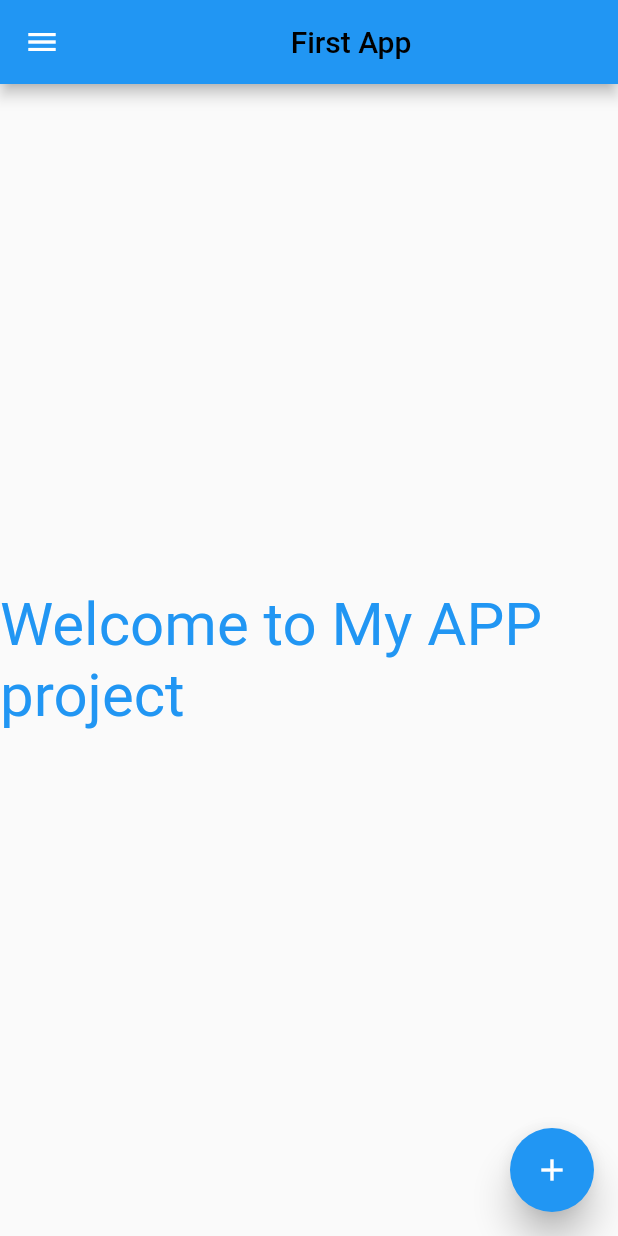
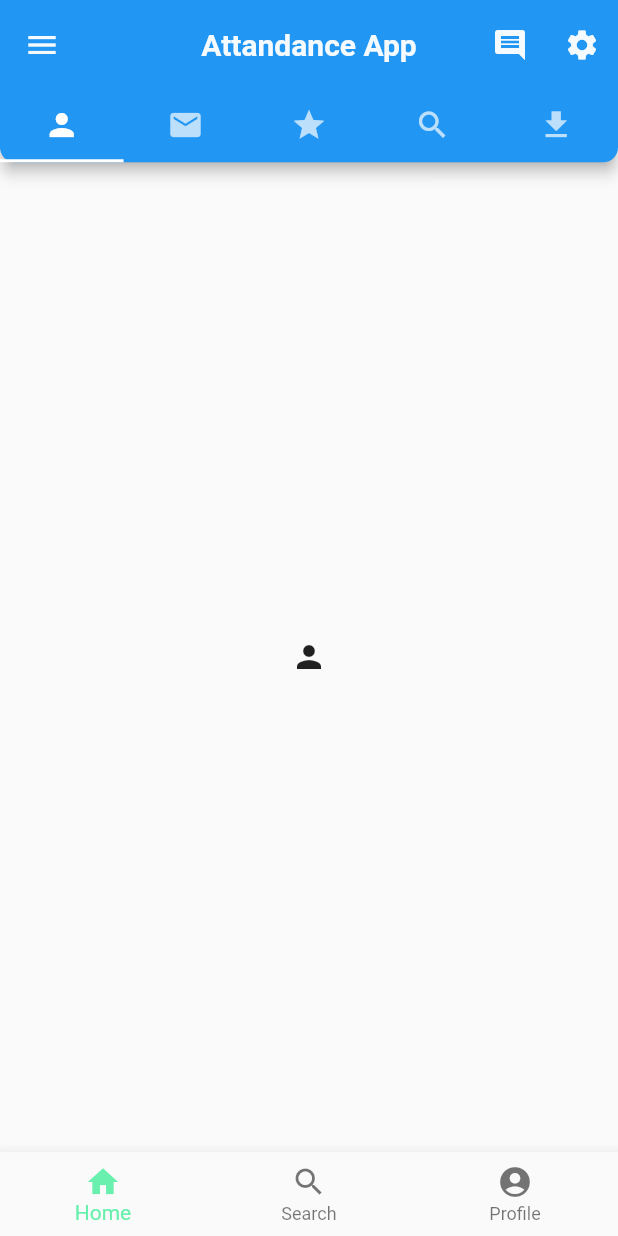
Before and after one commit to creativesufyan/Flutter_Learning, a Flutter app: the screen it shows after launch, on a phone screen of 412 x 824 dp. Run offline on Flutter 3.47's test engine with Material 2 defaults, Android fonts, the phone set to English and light mode, and no system bars.

```diff
--- a/lib/main.dart
+++ b/lib/main.dart
@@ -3,38 +3,164 @@ import 'package:flutter/material.dart';
 void main() => runApp(MyApp());
 
 class MyApp extends StatelessWidget {
+  final appTitle = "Attandance App";
+
   @override
   Widget build(BuildContext context) {
     return MaterialApp(
       debugShowCheckedModeBanner: false,
-      home: SafeArea(
+      home: MyHomePage(title: appTitle),
+    );
+  }
+}
+
+class MyHomePage extends StatelessWidget {
+  final String title;
+
+  const MyHomePage({Key? key, required this.title}) : super(key: key);
+
+  @override
+  Widget build(BuildContext context) {
+    return DefaultTabController(
+      length: 5,
       child: Scaffold(
         appBar: AppBar(
-            title: Center(
-              child: const Text(
-                "First App",
+          bottom: const TabBar(tabs: [
+            Tab(icon: Icon(Icons.person)),
+            Tab(icon: Icon(Icons.email)),
+            Tab(icon: Icon(Icons.grade)),
+            Tab(icon: Icon(Icons.search)),
+            Tab(icon: Icon(Icons.download)),
+          ]),
+          title: Text(
+            title,
             style: TextStyle(
-                  color: Colors.black,
-                  fontSize: 20.0,
+              fontSize: 20,
+              fontWeight: FontWeight.bold,
+            ),
+          ),
+          centerTitle: true,
+          toolbarHeight: 60.2,
+          toolbarOpacity: 0.8,
+          shape: const RoundedRectangleBorder(
+              borderRadius: BorderRadius.only(
+            bottomLeft: Radius.circular(10),
+            bottomRight: Radius.circular(10),
+          )),
+          backgroundColor: Colors.blue,
+          actions: <Widget>[
+            IconButton(
+              onPressed: () {},
+              icon: const Icon(Icons.comment),
+              tooltip: "Comment Icon",
+            ),
+            IconButton(
+              onPressed: () {},
+              icon: const Icon(Icons.settings),
+              tooltip: "Settings Icon",
+            ),
+          ],
+        ),
+        body: const TabBarView(
+          children: [
+            Icon(Icons.person),
+            Icon(Icons.email),
+            Icon(Icons.grade),
+            Icon(Icons.search),
+            Icon(Icons.download),
+          ],
+        ),
+        drawer: Drawer(
+          child: ListView(
+            padding: const EdgeInsets.all(0),
+            children: [
+              const DrawerHeader(
+                decoration: BoxDecoration(
+                  color: Colors.lightGreenAccent,
+                ),
+                child: UserAccountsDrawerHeader(
+                  decoration: BoxDecoration(color: Colors.green),
+                  accountName: Text(
+                    "Md.Abu Sufyan",
+                    style: TextStyle(fontSize: 18),
+                  ),
+                  accountEmail: Text("abusufyan421@gmail.com"),
+                  currentAccountPictureSize: Size.square(50),
+                  currentAccountPicture: CircleAvatar(
+                    backgroundColor: Color.fromARGB(255, 8, 8, 8),
+                    child: Text(
+                      "MAS",
+                      style: TextStyle(
+                        fontSize: 20,
+                        color: Colors.white,
                       ),
                     ),
                   ),
-            leading: Icon(Icons.menu),
-          ),
-          body: Center(
-            child: Text(
-              "Welcome to My APP project",
-              style: TextStyle(
-                color: Colors.blue,
-                fontSize: 40.0,
                 ),
               ),
+              ListTile(
+                title: const Text("My Profile"),
+                leading: const Icon(Icons.person),
+                onTap: () {
+                  Navigator.pop(context);
+                },
               ),
-          floatingActionButton: FloatingActionButton(
-            elevation: 10.0,
-            child: const Icon(Icons.add),
-            onPressed: () {},
+              ListTile(
+                title: const Text("My Course"),
+                leading: const Icon(Icons.book),
+                onTap: () {
+                  Navigator.pop(context);
+                },
               ),
+              ListTile(
+                title: const Text("Registration"),
+                leading: const Icon(Icons.app_registration),
+                onTap: () {
+                  Navigator.pop(context);
+                },
+              ),
+              ListTile(
+                title: const Text("Attandance"),
+                leading: const Icon(Icons.percent),
+                onTap: () {
+                  Navigator.pop(context);
+                },
+              ),
+              ListTile(
+                title: const Text("Edit Profile"),
+                leading: const Icon(Icons.edit),
+                onTap: () {
+                  Navigator.pop(context);
+                },
+              ),
+              ListTile(
+                title: const Text("LogOut"),
+                leading: const Icon(Icons.logout),
+                onTap: () {
+                  Navigator.pop(context);
+                },
+              ),
+            ],
+          ),
+        ),
+        bottomNavigationBar: BottomNavigationBar(
+          currentIndex: 0,
+          fixedColor: Colors.greenAccent,
+          items: const [
+            BottomNavigationBarItem(
+              label: "Home",
+              icon: Icon(Icons.home),
+            ),
+            BottomNavigationBarItem(
+              label: "Search",
+              icon: Icon(Icons.search),
+            ),
+            BottomNavigationBarItem(
+              label: "Profile",
+              icon: Icon(Icons.account_circle),
+            ),
+          ],
+          onTap: (int indexOfItem) {},
         ),
       ),
     );
```
Lines whose indentation alone changed are shown as unchanged.
